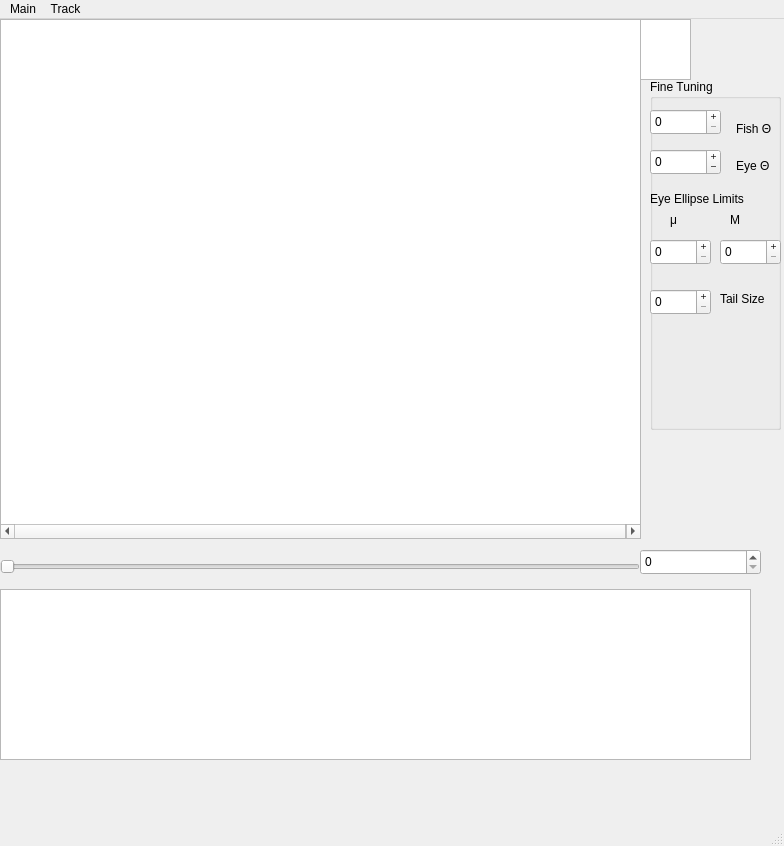
Before: the Qt Designer form GUI/mainwindow.ui in kostasl/zebrafish_tracker, drawn with Qt 5.
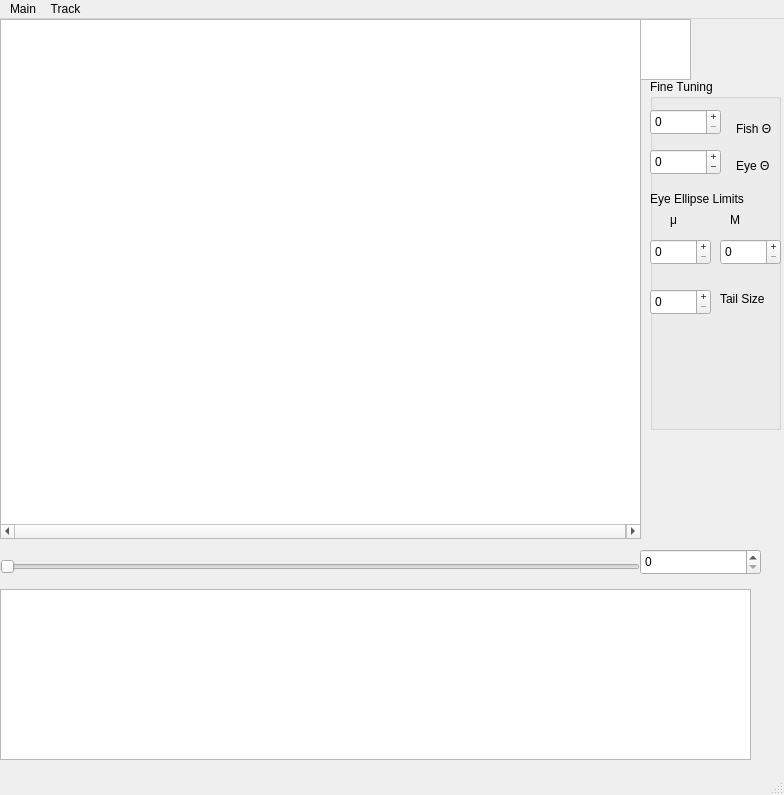
After: the same form once the commit is applied.

```diff
--- a/GUI/mainwindow.ui
+++ b/GUI/mainwindow.ui
@@ -7,7 +7,7 @@
     <x>0</x>
     <y>0</y>
     <width>784</width>
-    <height>846</height>
+    <height>795</height>
    </rect>
   </property>
   <property name="windowTitle">
```
Left out of the diff: 12 changed lines with no effect on the pictures.
